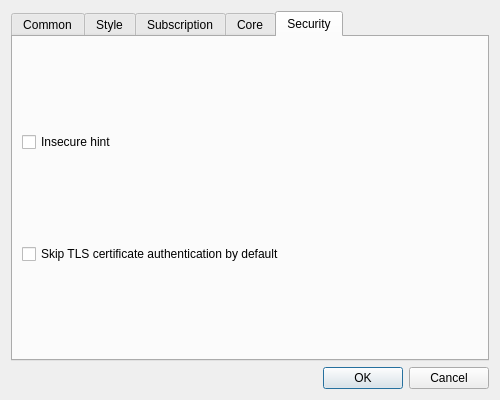
Above: ui/dialog_basic_settings.ui from qr243vbi/nekobox before the change. Below: the same form after it.
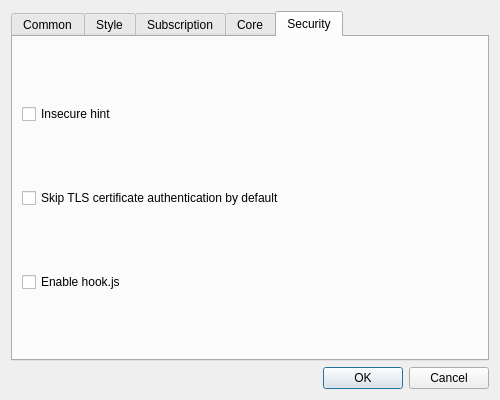
That is the form after the change. The open tabs and pages were chosen to show the change. Custom widgets are drawn as their Qt base class.

Commit message: feat: hook.js

The edit to the form file:
```diff
--- a/ui/dialog_basic_settings.ui
+++ b/ui/dialog_basic_settings.ui
@@ -578,6 +578,13 @@
          </property>
         </widget>
        </item>
+       <item>
+        <widget class="QCheckBox" name="enable_js_hook">
+         <property name="text">
+          <string>Enable hook.js</string>
+         </property>
+        </widget>
+       </item>
       </layout>
      </widget>
     </widget>
```
The commit also changes 11 other files.
